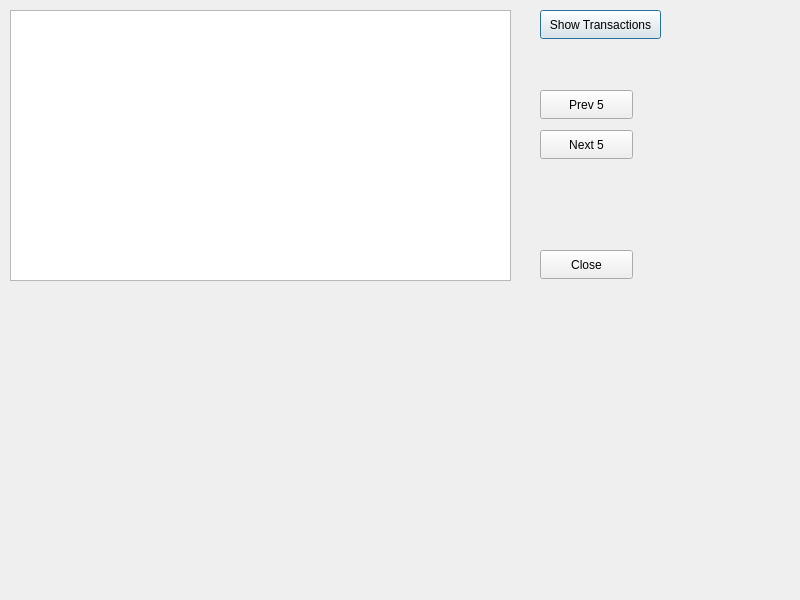
Before: the Qt Designer form bank-automat/historywindow.ui in tvt24kmo-project/group_15, drawn with Qt 5.
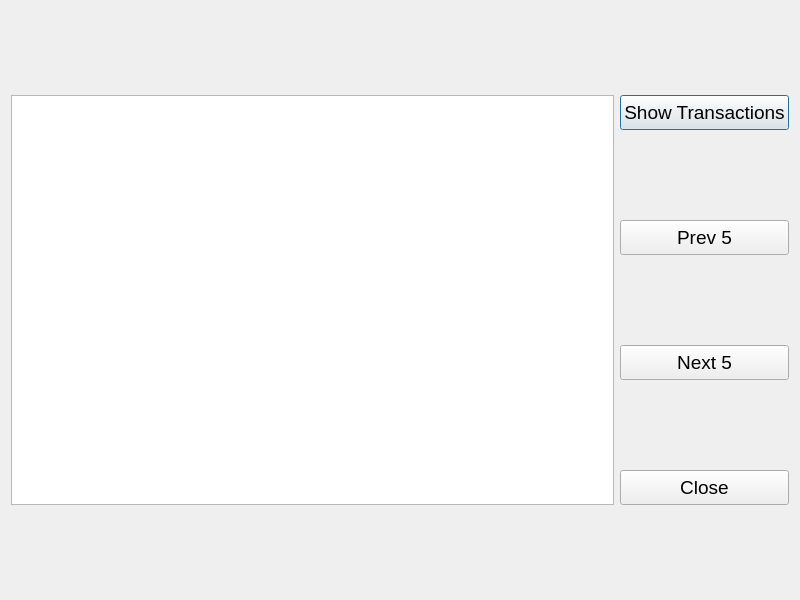
After: the same form once the commit is applied.

What changed in the file:
```diff
--- a/bank-automat/historywindow.ui
+++ b/bank-automat/historywindow.ui
@@ -13,68 +13,83 @@
   <property name="windowTitle">
    <string>Dialog</string>
   </property>
-  <widget class="QTableView" name="tableTransactions">
-   <property name="geometry">
-    <rect>
-     <x>10</x>
-     <y>10</y>
-     <width>501</width>
-     <height>271</height>
-    </rect>
-   </property>
-  </widget>
+  <layout class="QGridLayout" name="gridLayout">
+   <item row="0" column="0" rowspan="4">
+    <widget class="QTableView" name="tableTransactions"/>
+   </item>
+   <item row="0" column="1">
   <widget class="QPushButton" name="btnUpdateTransactions">
-   <property name="geometry">
-    <rect>
-     <x>540</x>
-     <y>10</y>
-     <width>121</width>
-     <height>29</height>
-    </rect>
+     <property name="minimumSize">
+      <size>
+       <width>0</width>
+       <height>35</height>
+      </size>
+     </property>
+     <property name="font">
+      <font>
+       <pointsize>14</pointsize>
+      </font>
    </property>
    <property name="text">
     <string>Show Transactions</string>
    </property>
   </widget>
-  <widget class="QPushButton" name="btnReadNext">
-   <property name="geometry">
-    <rect>
-     <x>540</x>
-     <y>130</y>
-     <width>93</width>
-     <height>29</height>
-    </rect>
-   </property>
-   <property name="text">
-    <string>Next 5</string>
-   </property>
-  </widget>
+   </item>
+   <item row="1" column="1">
   <widget class="QPushButton" name="btnReadPrev">
-   <property name="geometry">
-    <rect>
-     <x>540</x>
-     <y>90</y>
-     <width>93</width>
-     <height>29</height>
-    </rect>
+     <property name="minimumSize">
+      <size>
+       <width>0</width>
+       <height>35</height>
+      </size>
+     </property>
+     <property name="font">
+      <font>
+       <pointsize>14</pointsize>
+      </font>
    </property>
    <property name="text">
     <string>Prev 5</string>
    </property>
   </widget>
+   </item>
+   <item row="2" column="1">
+    <widget class="QPushButton" name="btnReadNext">
+     <property name="minimumSize">
+      <size>
+       <width>0</width>
+       <height>35</height>
+      </size>
+     </property>
+     <property name="font">
+      <font>
+       <pointsize>14</pointsize>
+      </font>
+     </property>
+     <property name="text">
+      <string>Next 5</string>
+     </property>
+    </widget>
+   </item>
+   <item row="3" column="1">
   <widget class="QPushButton" name="btnClose">
-   <property name="geometry">
-    <rect>
-     <x>540</x>
-     <y>250</y>
-     <width>93</width>
-     <height>29</height>
-    </rect>
+     <property name="minimumSize">
+      <size>
+       <width>0</width>
+       <height>35</height>
+      </size>
+     </property>
+     <property name="font">
+      <font>
+       <pointsize>14</pointsize>
+      </font>
    </property>
    <property name="text">
     <string>Close</string>
    </property>
   </widget>
+   </item>
+  </layout>
  </widget>
  <resources/>
  <connections/>
```
Lines whose indentation alone changed are shown as unchanged.
